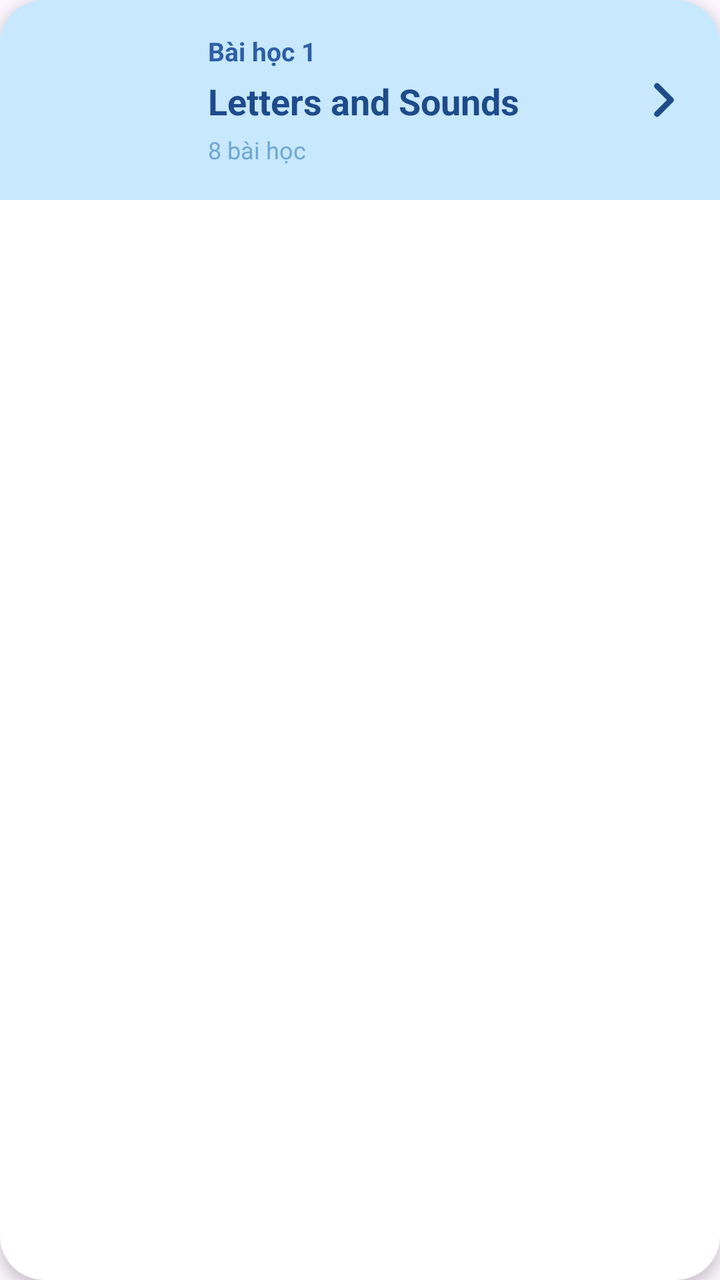
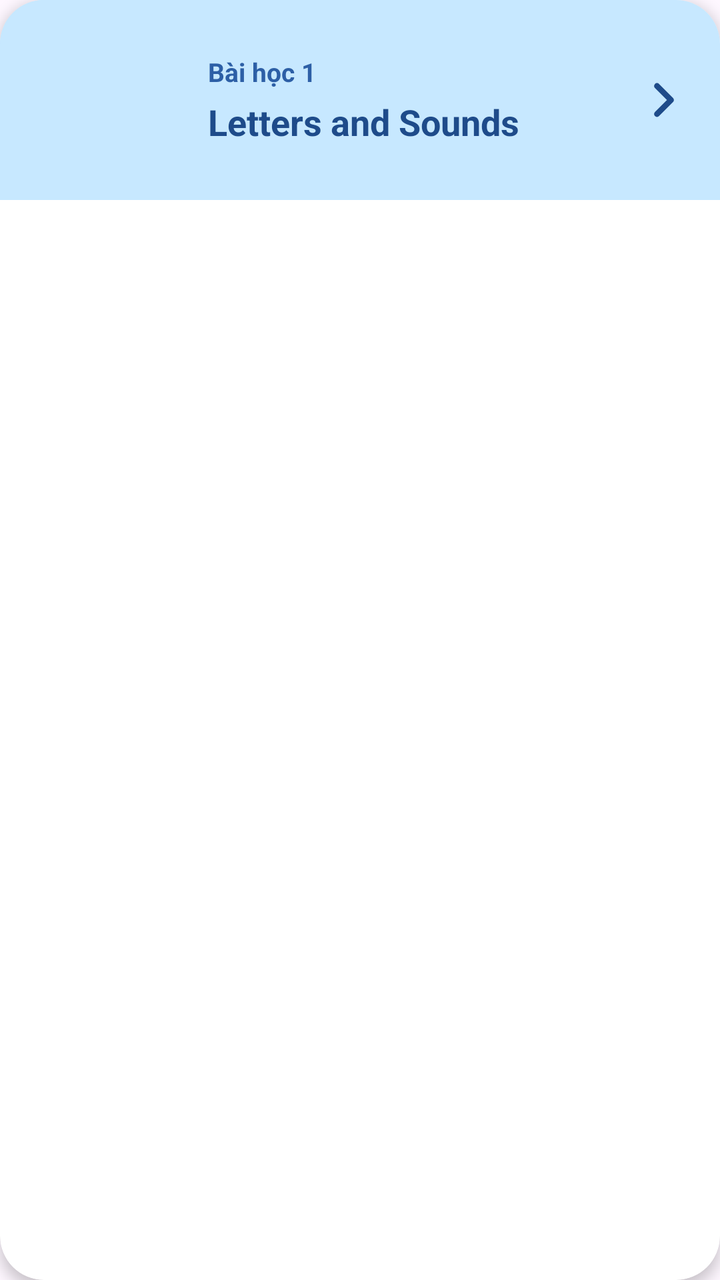

Screens rendered from an Android XML layout before and after an edit, with the pre-edit source and the edit as a unified diff.
<!-- AndroidManifest.xml: application theme Theme.LittleEnglishHero -->
<!-- res/layout/item_lesson.xml -->
<?xml version="1.0" encoding="utf-8"?>
<androidx.cardview.widget.CardView
    xmlns:android="http://schemas.android.com/apk/res/android"
    xmlns:app="http://schemas.android.com/apk/res-auto"
    android:layout_width="match_parent"
    android:layout_height="wrap_content"
    android:layout_marginBottom="14dp"
    app:cardCornerRadius="22dp"
    app:cardElevation="4dp">

    <LinearLayout
        android:layout_width="match_parent"
        android:layout_height="100dp"
        android:background="#C7E8FF"
        android:orientation="horizontal">

        
        <LinearLayout
            android:layout_width="90dp"
            android:layout_height="match_parent"
            android:background="#C7E8FF"
            android:gravity="center">

            <ImageView
                android:id="@+id/imgLesson"
                android:layout_width="90dp"
                android:layout_height="100dp"
                android:scaleType="centerCrop" />
        </LinearLayout>

        
        <LinearLayout
            android:layout_width="0dp"
            android:layout_height="match_parent"
            android:layout_weight="1"
            android:gravity="center_vertical"
            android:orientation="vertical"
            android:padding="14dp">

            <TextView
                android:id="@+id/txtLesson"
                android:layout_width="wrap_content"
                android:layout_height="wrap_content"
                android:text="Bài học 1"
                android:textColor="#2D5FA6"
                android:textSize="13sp"
                android:textStyle="bold"/>

            <TextView
                android:id="@+id/txtTitle"
                android:layout_width="wrap_content"
                android:layout_height="wrap_content"
                android:layout_marginTop="4dp"
                android:text="Letters and Sounds"
                android:textColor="#1E4B8A"
                android:textSize="18sp"
                android:textStyle="bold"/>

            <TextView
                android:id="@+id/txtActivity"
                android:layout_width="wrap_content"
                android:layout_height="wrap_content"
                android:layout_marginTop="4dp"
                android:text="8 bài học"
                android:textColor="#6FA8D6"
                android:textSize="12sp"/>
        </LinearLayout>

        
        <ImageView
            android:layout_width="28dp"
            android:layout_height="28dp"
            android:layout_gravity="center_vertical"
            android:layout_marginEnd="14dp"
            android:src="@drawable/ic_arrow_right"/>

    </LinearLayout>

</androidx.cardview.widget.CardView>
<!-- resources referenced by this layout -->
<resources>
  <!-- drawable ic_arrow_right (drawable) -->
  <vector xmlns:android="http://schemas.android.com/apk/res/android"
      android:width="24dp"
      android:height="24dp"
      android:viewportWidth="24"
      android:viewportHeight="24">
  
      <path
          android:pathData="M9,6L15,12L9,18"
          android:strokeWidth="2.5"
          android:strokeColor="#1E4B8A"
          android:strokeLineCap="round"
          android:strokeLineJoin="round"
          android:fillColor="@android:color/transparent"/>
  </vector>
  <style name="Theme.LittleEnglishHero" parent="Base.Theme.LittleEnglishHero" />
  <style name="Base.Theme.LittleEnglishHero" parent="Theme.Material3.DayNight.NoActionBar">
          
          
      </style>
</resources>

<!-- the commit's change to res/layout/item_lesson.xml (unified diff, before → after) -->
@@ -55,15 +55,6 @@
                 android:textColor="#1E4B8A"
                 android:textSize="18sp"
                 android:textStyle="bold"/>
-
-            <TextView
-                android:id="@+id/txtActivity"
-                android:layout_width="wrap_content"
-                android:layout_height="wrap_content"
-                android:layout_marginTop="4dp"
-                android:text="8 bài học"
-                android:textColor="#6FA8D6"
-                android:textSize="12sp"/>
         </LinearLayout>
 
         
